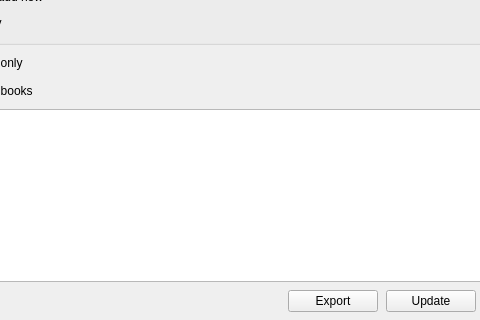
First picture: the form in freeLib/src/librariesdlg.ui, repository petrovvlad/freeLib, before the edit; both pictures show x 123 to 603 and y 210 to 530 of the 705 by 530 pixel window.
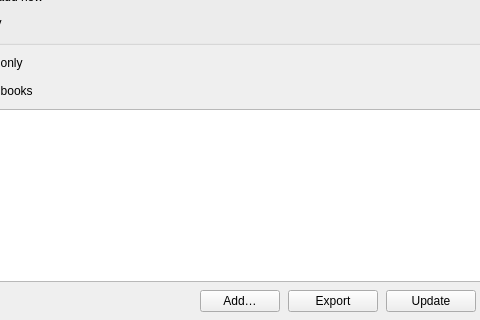
Second picture: the form after the edit.

Diff of the .ui file:
```diff
--- a/freeLib/src/librariesdlg.ui
+++ b/freeLib/src/librariesdlg.ui
@@ -218,6 +218,13 @@
        </property>
       </spacer>
      </item>
+     <item>
+      <widget class="QPushButton" name="btnAddBook">
+       <property name="text">
+        <string>Add…</string>
+       </property>
+      </widget>
+     </item>
      <item>
       <widget class="QPushButton" name="btnExport">
        <property name="minimumSize">
```
